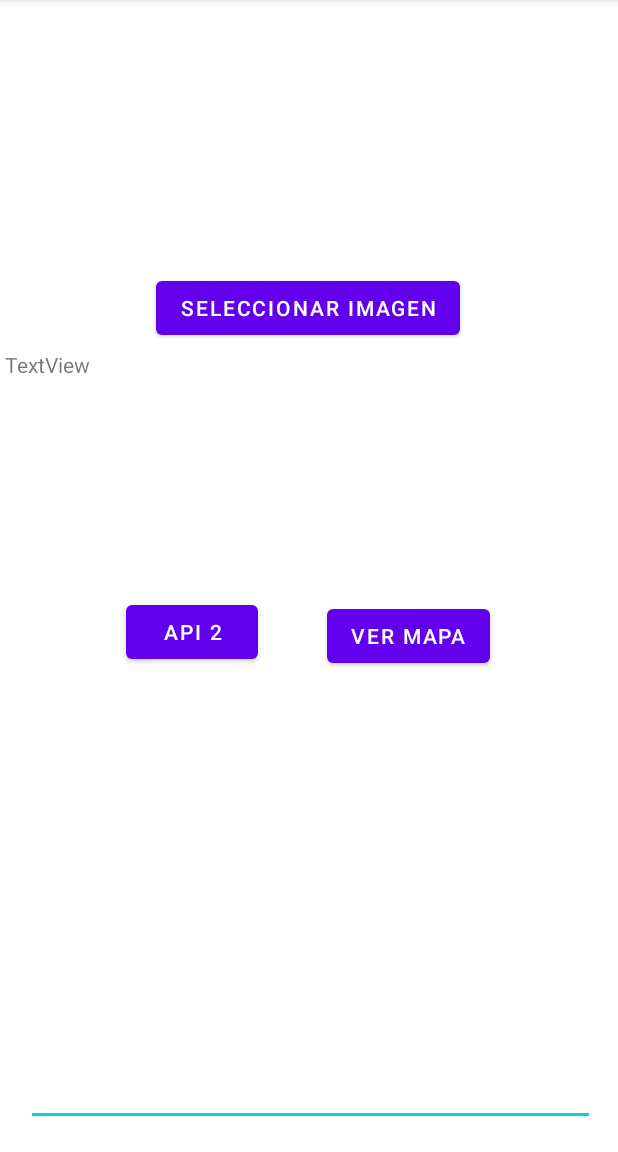
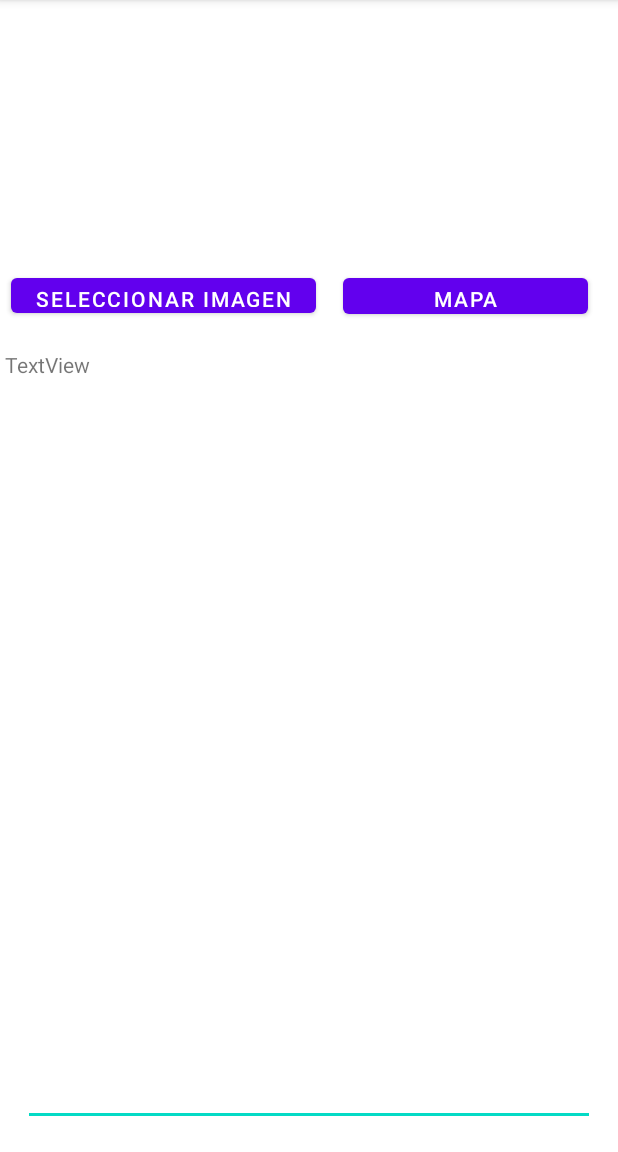
Before and after one commit to Ariel2802/EvaluacionParcial, an Android app: the screen it shows after launch (MainActivity), on a phone screen of 412 x 824 dp, the part 84-1236 px from its top. Run offline under Robolectric (Android 15) with nearby library versions, the phone set to English and light mode, and no system bars; our stand-ins replace Volley; libraries missing offline, so code that uses them is left out: com.google.mlkit.vision; pictures from the network do not load.

Commit message:
Arrelos diseño e imágenes

```diff
--- a/app/src/main/java/com/example/evaluacionparcial/MainActivity.java
+++ b/app/src/main/java/com/example/evaluacionparcial/MainActivity.java
@@ -60,28 +60,6 @@ public class MainActivity extends AppCompatActivity {
         requestJSONBandera();
     }
 
-    /*void requestImagenBandera() {
-        String url = "http://www.geognos.com/api/en/countries/info/" + codPais + ".json";
-        JsonObjectRequest jsonRequest = new JsonObjectRequest(Request.Method.GET, url, null,
-                new com.android.volley.Response.Listener<JSONObject>() {
-                    @Override
-                    public void onResponse(JSONObject response) {
-                        try {
-                            Glide.with(MainActivity.this).load("http://www.geognos.com/api/en/countries/flag/"
-                                    + codPais + ".png").circleCrop().into(imgPais);
-                        } catch (JSONException ex) {
-                            System.out.println(ex.toString());
-                        }
-                    }
-                }, new com.android.volley.Response.ErrorListener() {
-            @Override
-            public void onErrorResponse(VolleyError ex) {
-                System.out.println(ex.toString());
-            }
-        });
-        requestQueue.add(jsonRequest);
-    }*/
-
     void requestJSONALL() {
         String url = "http://www.geognos.com/api/en/countries/info/all.json";
 
@@ -96,10 +74,10 @@ public class MainActivity extends AppCompatActivity {
                             System.out.println(jsonArray.toString());
                             for (int i = 0; i < jsonArray.length(); i++) {
                                 JSONObject json = jsonArray.getJSONObject(i);
-                                if(pais.equalsIgnoreCase(json.getString("Name"))) {
+                                if (pais.equalsIgnoreCase(json.getString("Name"))) {
                                     codPais = codigos.getString(i);
                                     requestJSONBandera();
-                                break;
+                                    break;
                                 }
                             }
                         } catch (JSONException e) {
--- a/app/src/main/res/layout/activity_main.xml
+++ b/app/src/main/res/layout/activity_main.xml
@@ -5,18 +5,6 @@
     android:layout_width="match_parent"
     android:layout_height="match_parent"
     tools:context=".MainActivity">
-
-    <Button
-        android:id="@+id/btnMapa"
-        android:layout_width="wrap_content"
-        android:layout_height="wrap_content"
-        android:layout_alignParentTop="true"
-        android:layout_alignParentEnd="true"
-        android:layout_centerHorizontal="true"
-        android:layout_marginTop="400dp"
-        android:layout_marginEnd="85dp"
-        android:onClick="abrirMapa"
-        android:text="Ver Mapa" />
 
     <ImageView
 
@@ -30,27 +18,28 @@
         android:layout_marginTop="279dp" />
 
     <Button
-        android:id="@+id/btnPais"
+        android:id="@+id/btnASelectImg"
         android:layout_width="wrap_content"
-        android:layout_height="wrap_content"
+        android:layout_height="35dp"
+        android:layout_alignParentStart="true"
         android:layout_alignParentTop="true"
         android:layout_alignParentEnd="true"
-        android:layout_centerHorizontal="true"
-        android:layout_marginTop="397dp"
-        android:layout_marginEnd="240dp"
-        android:onClick="api2"
-        android:text="Api 2" />
+        android:layout_marginStart="7dp"
+        android:layout_marginTop="179dp"
+        android:layout_marginEnd="201dp"
+        android:onClick="OpenGallery"
+        android:text="Seleccionar Imagen" />
 
     <Button
-        android:id="@+id/btnASelectImg"
-        android:layout_width="wrap_content"
-        android:layout_height="wrap_content"
+        android:id="@+id/btnMapa"
+        android:layout_width="163dp"
+        android:layout_height="36dp"
         android:layout_alignParentTop="true"
         android:layout_alignParentEnd="true"
-        android:layout_marginTop="181dp"
-        android:layout_marginEnd="105dp"
-        android:onClick="OpenGallery"
-        android:text="Seleccionar Imagen" />
+        android:layout_marginTop="179dp"
+        android:layout_marginEnd="20dp"
+        android:onClick="abrirMapa"
+        android:text="Mapa" />
 
     <ImageView
 
@@ -74,13 +63,13 @@
 
     <EditText
         android:id="@+id/txtJSON"
-        android:layout_width="379dp"
-        android:layout_height="245dp"
+        android:layout_width="381dp"
+        android:layout_height="309dp"
         android:layout_alignParentStart="true"
         android:layout_alignParentLeft="true"
         android:layout_alignParentBottom="true"
-        android:layout_marginStart="17dp"
-        android:layout_marginLeft="17dp"
+        android:layout_marginStart="15dp"
+        android:layout_marginLeft="15dp"
         android:layout_marginBottom="17dp"
         android:editable="false"
         android:ems="10"
```
Also changed, not shown: app/src/main/java/com/example/evaluacionparcial/MapActivity.java (+0 -45 lines), 6 other files.
